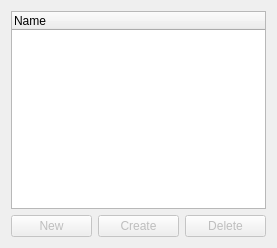
Old version of the form kobby/dialogs/filebrowserwidget.ui in the repository KDE/kte-collaborative.
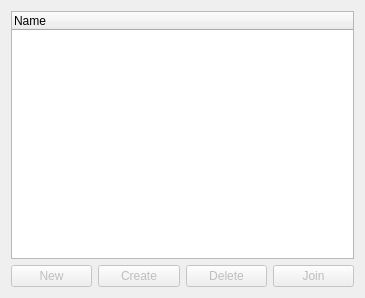
New version of the form. Custom widgets are drawn as their Qt base class.

Commit message: Updated interface for ClientNotePlugin. Joining of documents works.

The edit to the form file:
```diff
--- a/kobby/dialogs/filebrowserwidget.ui
+++ b/kobby/dialogs/filebrowserwidget.ui
@@ -5,8 +5,8 @@
    <rect>
     <x>0</x>
     <y>0</y>
-    <width>277</width>
-    <height>248</height>
+    <width>365</width>
+    <height>298</height>
    </rect>
   </property>
   <property name="windowTitle" >
@@ -60,6 +60,16 @@
        </property>
       </widget>
      </item>
+     <item>
+      <widget class="QPushButton" name="joinButton" >
+       <property name="enabled" >
+        <bool>false</bool>
+       </property>
+       <property name="text" >
+        <string>Join</string>
+       </property>
+      </widget>
+     </item>
     </layout>
    </item>
   </layout>
```
The commit also changes 7 other files.
